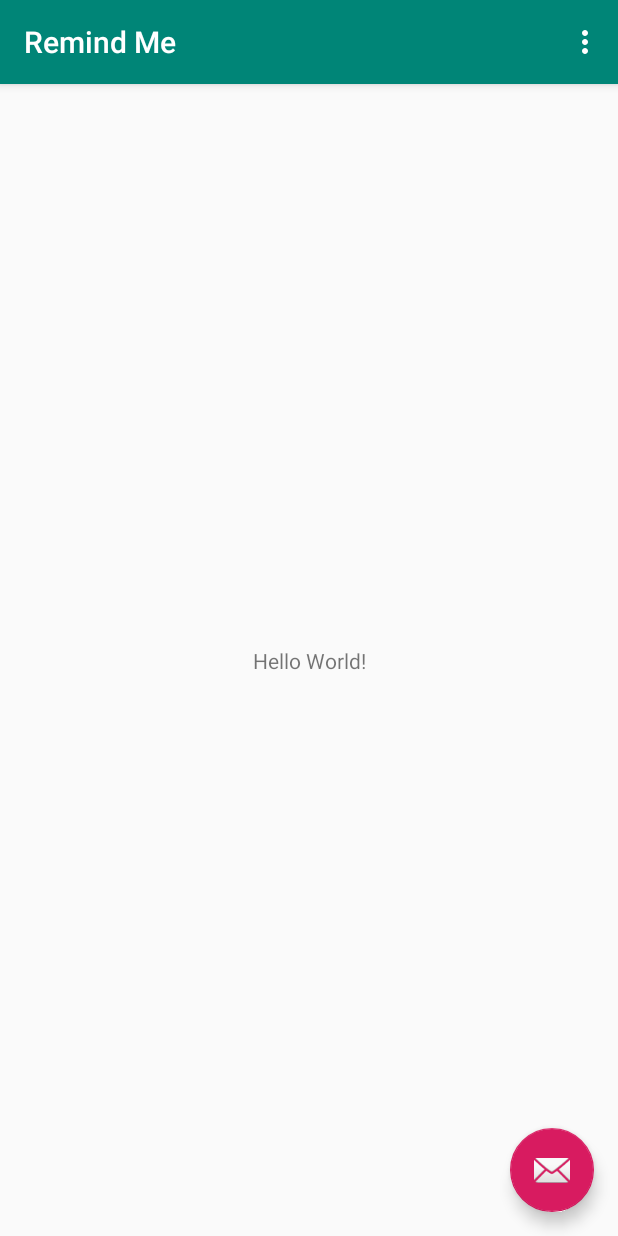
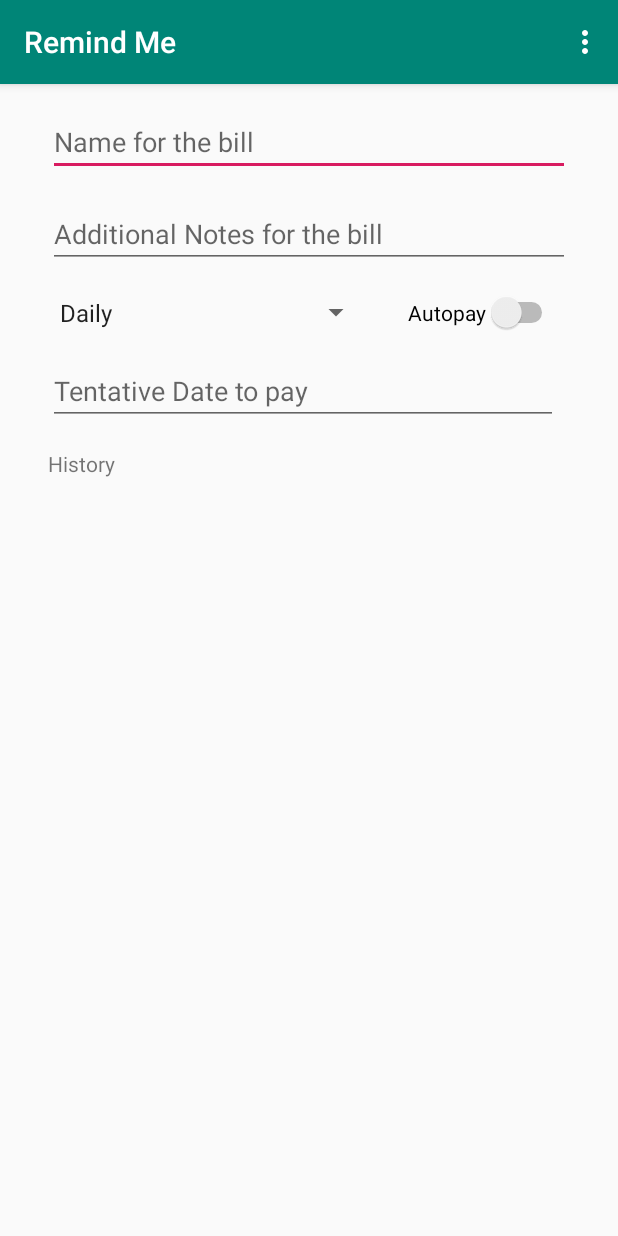
Before and after one commit to msnirmal1487/RemindMe, an Android app: the screen it shows after launch (MainActivity before the commit, BillActivity after it), on a phone screen of 412 x 824 dp. Run offline under Robolectric (Android 15) with nearby library versions, the phone set to English and light mode, and no system bars.

Commit message:
Adding Bill List Activity

```diff
--- /dev/null
+++ b/app/src/main/java/com/mytests/mobile/remindme/BillActivity.java
@@ -0,0 +1,73 @@
+package com.mytests.mobile.remindme;
+
+import android.os.Bundle;
+
+import com.google.android.material.floatingactionbutton.FloatingActionButton;
+import com.google.android.material.snackbar.Snackbar;
+
+import androidx.appcompat.app.AppCompatActivity;
+import androidx.appcompat.widget.Toolbar;
+
+import android.view.View;
+import android.view.Menu;
+import android.view.MenuItem;
+import android.widget.ArrayAdapter;
+import android.widget.EditText;
+import android.widget.Spinner;
+import android.widget.Switch;
+import android.widget.TextView;
+
+import java.util.List;
+
+public class BillActivity extends AppCompatActivity {
+
+    private EditText edittextBillName ;
+    private EditText editTextNote ;
+    private Switch switchAutoPay ;
+    private Spinner spinnerFrequency ;
+    private EditText edittextTentativeDate ;
+    private TextView textviewHistory ;
+
+    @Override
+    protected void onCreate(Bundle savedInstanceState) {
+        super.onCreate(savedInstanceState);
+        setContentView(R.layout.activity_bill);
+        Toolbar toolbar = findViewById(R.id.toolbar);
+        setSupportActionBar(toolbar);
+
+        edittextBillName = (EditText) findViewById(R.id.edittext_bill_name) ;
+        editTextNote = (EditText) findViewById(R.id.edittext_note) ;
+        switchAutoPay = (Switch) findViewById(R.id.switch_autopay) ;
+        spinnerFrequency = (Spinner) findViewById(R.id.spinner_frequency) ;
+        edittextTentativeDate = (EditText) findViewById(R.id.edittext_tentative_date) ;
+        textviewHistory = (TextView) findViewById(R.id.textView_history) ;
+
+        List<PaymentFrequency> paymentFrequency = PaymentFrequency.getPaymentFrequencies() ;
+
+        ArrayAdapter<PaymentFrequency> adapterPaymentFrequency = new ArrayAdapter<PaymentFrequency>(this, android.R.layout.simple_spinner_item, paymentFrequency);
+        adapterPaymentFrequency.setDropDownViewResource(android.R.layout.simple_spinner_dropdown_item);
+        spinnerFrequency.setAdapter(adapterPaymentFrequency);
+    }
+
+    @Override
+    public boolean onCreateOptionsMenu(Menu menu) {
+        // Inflate the menu; this adds items to the action bar if it is present.
+        getMenuInflater().inflate(R.menu.menu_main, menu);
+        return true;
+    }
+
+    @Override
+    public boolean onOptionsItemSelected(MenuItem item) {
+        // Handle action bar item clicks here. The action bar will
+        // automatically handle clicks on the Home/Up button, so long
+        // as you specify a parent activity in AndroidManifest.xml.
+        int id = item.getItemId();
+
+        //noinspection SimplifiableIfStatement
+        if (id == R.id.action_settings) {
+            return true;
+        }
+
+        return super.onOptionsItemSelected(item);
+    }
+}
--- a/app/src/main/java/com/mytests/mobile/remindme/MainActivity.java
+++ b/app/src/main/java/com/mytests/mobile/remindme/BillListActivity.java
@@ -9,15 +9,13 @@ import androidx.appcompat.app.AppCompatActivity;
 import androidx.appcompat.widget.Toolbar;
 
 import android.view.View;
-import android.view.Menu;
-import android.view.MenuItem;
 
-public class MainActivity extends AppCompatActivity {
+public class BillListActivity extends AppCompatActivity {
 
     @Override
     protected void onCreate(Bundle savedInstanceState) {
         super.onCreate(savedInstanceState);
-        setContentView(R.layout.activity_main);
+        setContentView(R.layout.activity_bill_list);
         Toolbar toolbar = findViewById(R.id.toolbar);
         setSupportActionBar(toolbar);
 
@@ -31,25 +29,4 @@ public class MainActivity extends AppCompatActivity {
         });
     }
 
-    @Override
-    public boolean onCreateOptionsMenu(Menu menu) {
-        // Inflate the menu; this adds items to the action bar if it is present.
-        getMenuInflater().inflate(R.menu.menu_main, menu);
-        return true;
-    }
-
-    @Override
-    public boolean onOptionsItemSelected(MenuItem item) {
-        // Handle action bar item clicks here. The action bar will
-        // automatically handle clicks on the Home/Up button, so long
-        // as you specify a parent activity in AndroidManifest.xml.
-        int id = item.getItemId();
-
-        //noinspection SimplifiableIfStatement
-        if (id == R.id.action_settings) {
-            return true;
-        }
-
-        return super.onOptionsItemSelected(item);
-    }
 }
--- /dev/null
+++ b/app/src/main/java/com/mytests/mobile/remindme/PaymentFrequency.java
@@ -0,0 +1,32 @@
+package com.mytests.mobile.remindme;
+
+import java.util.ArrayList;
+import java.util.List;
+
+public class PaymentFrequency {
+
+    private String frequency;
+
+    public PaymentFrequency(String frequency) {
+        this.frequency = frequency;
+    }
+
+    @Override
+    public String toString() {
+        return frequency;
+    }
+
+    public static List<PaymentFrequency> getPaymentFrequencies(){
+
+        List<PaymentFrequency> paymentFrequency = new ArrayList<>();
+        paymentFrequency.add(new PaymentFrequency("Daily"));
+        paymentFrequency.add(new PaymentFrequency("Weekly"));
+        paymentFrequency.add(new PaymentFrequency("Monthly"));
+        paymentFrequency.add(new PaymentFrequency("Bi-Monthly"));
+        paymentFrequency.add(new PaymentFrequency("Quarterly"));
+        paymentFrequency.add(new PaymentFrequency("Half-yearly"));
+        paymentFrequency.add(new PaymentFrequency("Yearly"));
+
+        return paymentFrequency;
+    }
+}
--- /dev/null
+++ b/app/src/main/res/layout/activity_bill.xml
@@ -0,0 +1,25 @@
+<?xml version="1.0" encoding="utf-8"?>
+<androidx.coordinatorlayout.widget.CoordinatorLayout xmlns:android="http://schemas.android.com/apk/res/android"
+    xmlns:app="http://schemas.android.com/apk/res-auto"
+    xmlns:tools="http://schemas.android.com/tools"
+    android:layout_width="match_parent"
+    android:layout_height="match_parent"
+    tools:context=".BillActivity">
+
+    <com.google.android.material.appbar.AppBarLayout
+        android:layout_width="match_parent"
+        android:layout_height="wrap_content"
+        android:theme="@style/AppTheme.AppBarOverlay">
+
+        <androidx.appcompat.widget.Toolbar
+            android:id="@+id/toolbar"
+            android:layout_width="match_parent"
+            android:layout_height="?attr/actionBarSize"
+            android:background="?attr/colorPrimary"
+            app:popupTheme="@style/AppTheme.PopupOverlay" />
+
+    </com.google.android.material.appbar.AppBarLayout>
+
+    <include layout="@layout/content_bill" />
+
+</androidx.coordinatorlayout.widget.CoordinatorLayout>
--- a/app/src/main/res/layout/activity_main.xml
+++ b/app/src/main/res/layout/activity_bill_list.xml
@@ -4,7 +4,7 @@
     xmlns:tools="http://schemas.android.com/tools"
     android:layout_width="match_parent"
     android:layout_height="match_parent"
-    tools:context=".MainActivity">
+    tools:context=".BillListActivity">
 
     <com.google.android.material.appbar.AppBarLayout
         android:layout_width="match_parent"
@@ -20,7 +20,7 @@
 
     </com.google.android.material.appbar.AppBarLayout>
 
-    <include layout="@layout/content_main" />
+    <include layout="@layout/content_bill_list" />
 
     <com.google.android.material.floatingactionbutton.FloatingActionButton
         android:id="@+id/fab"
--- /dev/null
+++ b/app/src/main/res/layout/content_bill.xml
@@ -0,0 +1,83 @@
+<?xml version="1.0" encoding="utf-8"?>
+<androidx.constraintlayout.widget.ConstraintLayout
+    xmlns:android="http://schemas.android.com/apk/res/android"
+    xmlns:app="http://schemas.android.com/apk/res-auto"
+    xmlns:tools="http://schemas.android.com/tools"
+    android:layout_width="match_parent"
+    android:layout_height="match_parent"
+    app:layout_behavior="@string/appbar_scrolling_view_behavior"
+    tools:context=".BillActivity"
+    tools:showIn="@layout/activity_bill"
+    android:orientation="vertical">
+
+
+    <EditText
+        android:id="@+id/edittext_bill_name"
+        android:layout_width="0dp"
+        android:layout_height="wrap_content"
+        android:layout_marginStart="32dp"
+        android:layout_marginTop="16dp"
+        android:layout_marginEnd="32dp"
+        android:ems="10"
+        android:hint="Name for the bill"
+        android:inputType="textPersonName"
+        app:layout_constraintEnd_toEndOf="parent"
+        app:layout_constraintStart_toStartOf="parent"
+        app:layout_constraintTop_toTopOf="parent" />
+
+    <EditText
+        android:id="@+id/edittext_note"
+        android:layout_width="0dp"
+        android:layout_height="wrap_content"
+        android:layout_marginTop="16dp"
+        android:ems="10"
+        android:gravity="start|top"
+        android:hint="Additional Notes for the bill"
+        android:inputType="textMultiLine"
+        app:layout_constraintEnd_toEndOf="@+id/edittext_bill_name"
+        app:layout_constraintStart_toStartOf="@+id/edittext_bill_name"
+        app:layout_constraintTop_toBottomOf="@+id/edittext_bill_name" />
+
+    <Switch
+        android:id="@+id/switch_autopay"
+        android:layout_width="0dp"
+        android:layout_height="wrap_content"
+        android:layout_marginTop="16dp"
+        android:layout_marginEnd="8dp"
+        android:text="Autopay"
+        app:layout_constraintEnd_toEndOf="@+id/edittext_note"
+        app:layout_constraintTop_toBottomOf="@+id/edittext_note" />
+
+    <Spinner
+        android:id="@+id/spinner_frequency"
+        android:layout_width="0dp"
+        android:layout_height="0dp"
+        android:layout_marginTop="16dp"
+        android:layout_marginEnd="24dp"
+        app:layout_constraintBottom_toBottomOf="@+id/switch_autopay"
+        app:layout_constraintEnd_toStartOf="@+id/switch_autopay"
+        app:layout_constraintStart_toStartOf="@+id/edittext_note"
+        app:layout_constraintTop_toBottomOf="@+id/edittext_note" />
+
+    <EditText
+        android:id="@+id/edittext_tentative_date"
+        android:layout_width="0dp"
+        android:layout_height="wrap_content"
+        android:layout_marginTop="16dp"
+        android:ems="10"
+        android:hint="Tentative Date to pay"
+        android:inputType="number"
+        app:layout_constraintEnd_toEndOf="@+id/switch_autopay"
+        app:layout_constraintStart_toStartOf="@+id/spinner_frequency"
+        app:layout_constraintTop_toBottomOf="@+id/spinner_frequency" />
+
+    <TextView
+        android:id="@+id/textView_history"
+        android:layout_width="wrap_content"
+        android:layout_height="wrap_content"
+        android:layout_marginTop="16dp"
+        android:text="History"
+        app:layout_constraintStart_toStartOf="@+id/edittext_tentative_date"
+        app:layout_constraintTop_toBottomOf="@+id/edittext_tentative_date" />
+
+</androidx.constraintlayout.widget.ConstraintLayout>
--- /dev/null
+++ b/app/src/main/res/layout/content_bill_list.xml
@@ -0,0 +1,25 @@
+<?xml version="1.0" encoding="utf-8"?>
+<androidx.constraintlayout.widget.ConstraintLayout
+    xmlns:android="http://schemas.android.com/apk/res/android"
+    xmlns:app="http://schemas.android.com/apk/res-auto"
+    xmlns:tools="http://schemas.android.com/tools"
+    android:layout_width="match_parent"
+    android:layout_height="match_parent"
+    app:layout_behavior="@string/appbar_scrolling_view_behavior"
+    tools:context=".BillListActivity"
+    tools:showIn="@layout/activity_bill_list">
+
+    <ListView
+        android:id="@+id/list_bills"
+        android:layout_width="0dp"
+        android:layout_height="0dp"
+        android:layout_marginStart="8dp"
+        android:layout_marginTop="8dp"
+        android:layout_marginEnd="8dp"
+        android:layout_marginBottom="8dp"
+        app:layout_constraintBottom_toBottomOf="parent"
+        app:layout_constraintEnd_toEndOf="parent"
+        app:layout_constraintStart_toStartOf="parent"
+        app:layout_constraintTop_toTopOf="parent" />
+
+</androidx.constraintlayout.widget.ConstraintLayout>
--- a/app/src/main/res/layout/content_main.xml
+++ b/app/src/main/res/layout/content_main.xml
@@ -5,8 +5,8 @@
     android:layout_width="match_parent"
     android:layout_height="match_parent"
     app:layout_behavior="@string/appbar_scrolling_view_behavior"
-    tools:context=".MainActivity"
-    tools:showIn="@layout/activity_main">
+    tools:context=".BillActivity"
+    tools:showIn="@layout/activity_bill">
 
     <TextView
         android:layout_width="wrap_content"
--- a/app/src/main/res/menu/menu_main.xml
+++ b/app/src/main/res/menu/menu_main.xml
@@ -1,7 +1,7 @@
 <menu xmlns:android="http://schemas.android.com/apk/res/android"
     xmlns:app="http://schemas.android.com/apk/res-auto"
     xmlns:tools="http://schemas.android.com/tools"
-    tools:context="com.mytests.mobile.remindme.MainActivity">
+    tools:context="com.mytests.mobile.remindme.BillActivity">
     <item
         android:id="@+id/action_settings"
         android:orderInCategory="100"
--- a/app/src/main/res/values/strings.xml
+++ b/app/src/main/res/values/strings.xml
@@ -1,4 +1,5 @@
 <resources>
     <string name="app_name">Remind Me</string>
     <string name="action_settings">Settings</string>
+    <string name="title_activity_bill_list">BillListActivity</string>
 </resources>
```
Also changed, not shown: app/src/main/AndroidManifest.xml (+11 -1 lines).
